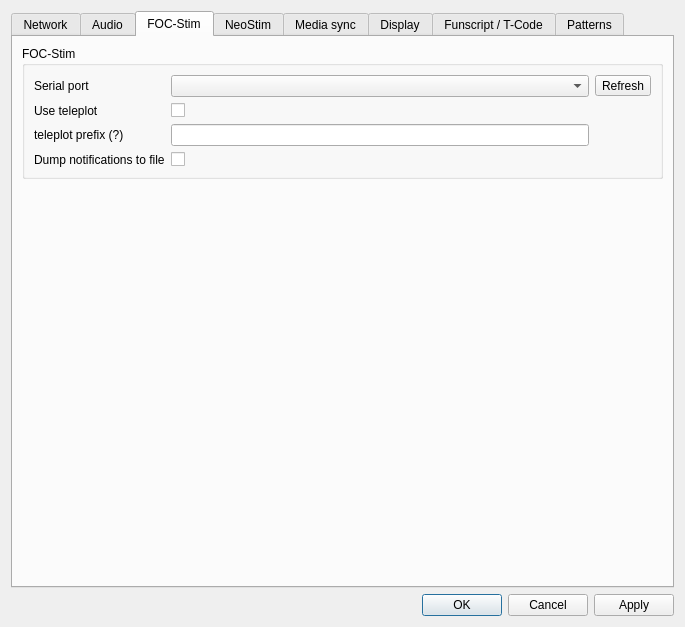
Qt form designer/preferencesdialog.ui (diglet48/restim) before a commit.
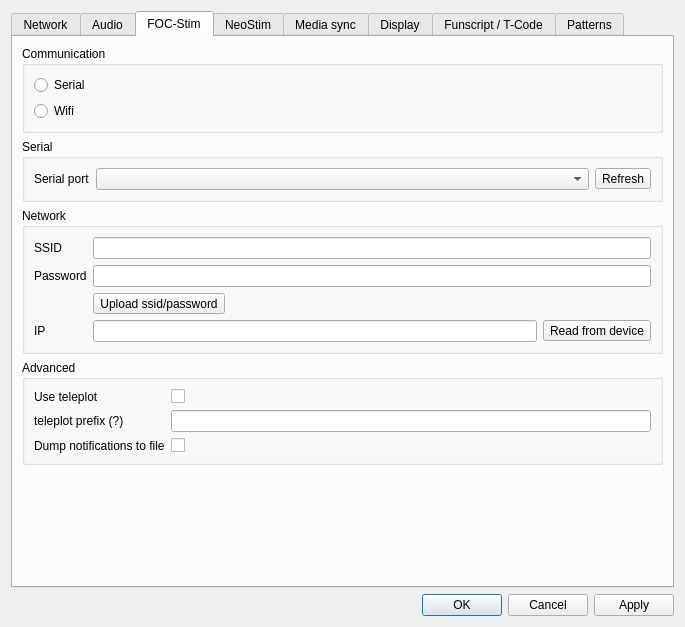
The same form after that commit. Icons and pictures are not drawn. Custom widgets are drawn as their Qt base class.

Commit message: Implement wifi configuration for V4

The edit to the form file:
```diff
--- a/designer/preferencesdialog.ui
+++ b/designer/preferencesdialog.ui
@@ -385,23 +385,136 @@
        <string>FOC-Stim</string>
       </attribute>
       <layout class="QVBoxLayout" name="verticalLayout_5">
+       <item>
+        <widget class="QGroupBox" name="groupBox_11">
+         <property name="title">
+          <string>Communication</string>
+         </property>
+         <layout class="QFormLayout" name="formLayout_10">
+          <item row="0" column="0">
+           <widget class="QRadioButton" name="focstim_radio_serial">
+            <property name="text">
+             <string>Serial</string>
+            </property>
+           </widget>
+          </item>
+          <item row="1" column="0">
+           <widget class="QRadioButton" name="focstim_radio_wifi">
+            <property name="text">
+             <string>Wifi</string>
+            </property>
+           </widget>
+          </item>
+         </layout>
+        </widget>
+       </item>
        <item>
         <widget class="QGroupBox" name="groupBox_8">
          <property name="title">
-          <string>FOC-Stim</string>
+          <string>Serial</string>
          </property>
          <layout class="QGridLayout" name="gridLayout_5">
-          <item row="2" column="2">
-           <widget class="QLineEdit" name="focstim_teleplot_prefix"/>
+          <item row="0" column="0">
+           <widget class="QLabel" name="label_14">
+            <property name="text">
+             <string>Serial port</string>
+            </property>
+           </widget>
           </item>
-          <item row="1" column="2">
+          <item row="0" column="2">
+           <widget class="QComboBox" name="focstim_port">
+            <property name="sizePolicy">
+             <sizepolicy hsizetype="Expanding" vsizetype="Fixed">
+              <horstretch>0</horstretch>
+              <verstretch>0</verstretch>
+             </sizepolicy>
+            </property>
+           </widget>
+          </item>
+          <item row="0" column="3">
+           <widget class="QToolButton" name="focstim_refresh_serial_devices">
+            <property name="text">
+             <string>Refresh</string>
+            </property>
+           </widget>
+          </item>
+         </layout>
+        </widget>
+       </item>
+       <item>
+        <widget class="QGroupBox" name="groupBox_10">
+         <property name="title">
+          <string>Network</string>
+         </property>
+         <layout class="QGridLayout" name="gridLayout_7">
+          <item row="0" column="1" colspan="2">
+           <widget class="QLineEdit" name="focstim_ssid"/>
+          </item>
+          <item row="2" column="1">
+           <widget class="QToolButton" name="focstim_sync">
+            <property name="text">
+             <string>Upload ssid/password</string>
+            </property>
+           </widget>
+          </item>
+          <item row="1" column="0">
+           <widget class="QLabel" name="label_21">
+            <property name="text">
+             <string>Password</string>
+            </property>
+           </widget>
+          </item>
+          <item row="1" column="1" colspan="2">
+           <widget class="QLineEdit" name="focstim_password"/>
+          </item>
+          <item row="0" column="0">
+           <widget class="QLabel" name="label_20">
+            <property name="text">
+             <string>SSID</string>
+            </property>
+           </widget>
+          </item>
+          <item row="4" column="1">
+           <widget class="QLineEdit" name="focstim_ip"/>
+          </item>
+          <item row="4" column="0">
+           <widget class="QLabel" name="label_22">
+            <property name="text">
+             <string>IP</string>
+            </property>
+           </widget>
+          </item>
+          <item row="4" column="2">
+           <widget class="QToolButton" name="focstim_read_ip">
+            <property name="text">
+             <string>Read from device</string>
+            </property>
+           </widget>
+          </item>
+         </layout>
+        </widget>
+       </item>
+       <item>
+        <widget class="QGroupBox" name="groupBox_9">
+         <property name="title">
+          <string>Advanced</string>
+         </property>
+         <layout class="QFormLayout" name="formLayout_8">
+          <item row="0" column="0">
+           <widget class="QLabel" name="label_15">
+            <property name="text">
+             <string>Use teleplot</string>
+            </property>
+           </widget>
+          </item>
+          <item row="0" column="1">
            <widget class="QCheckBox" name="focstim_use_teleplot">
             <property name="text">
              <string/>
             </property>
            </widget>
           </item>
-          <item row="2" column="0">
+          <item row="1" column="0">
            <widget class="QLabel" name="label_16">
             <property name="toolTip">
              <string>Useful if you have multiple FOC-Stim boxes</string>
@@ -411,45 +524,17 @@
             </property>
            </widget>
           </item>
-          <item row="0" column="3">
-           <widget class="QToolButton" name="refresh_serial_devices">
-            <property name="text">
-             <string>Refresh</string>
-            </property>
-           </widget>
+          <item row="1" column="1">
+           <widget class="QLineEdit" name="focstim_teleplot_prefix"/>
           </item>
-          <item row="3" column="0">
+          <item row="2" column="0">
            <widget class="QLabel" name="label_18">
             <property name="text">
              <string>Dump notifications to file</string>
             </property>
            </widget>
           </item>
-          <item row="0" column="2">
-           <widget class="QComboBox" name="focstim_port">
-            <property name="sizePolicy">
-             <sizepolicy hsizetype="Expanding" vsizetype="Fixed">
-              <horstretch>0</horstretch>
-              <verstretch>0</verstretch>
-             </sizepolicy>
-            </property>
-           </widget>
-          </item>
-          <item row="1" column="0">
-           <widget class="QLabel" name="label_15">
-            <property name="text">
-             <string>Use teleplot</string>
-            </property>
-           </widget>
-          </item>
-          <item row="0" column="0">
-           <widget class="QLabel" name="label_14">
-            <property name="text">
-             <string>Serial port</string>
-            </property>
-           </widget>
-          </item>
-          <item row="3" column="2">
+          <item row="2" column="1">
            <widget class="QCheckBox" name="focstim_dump_notifications">
             <property name="text">
              <string/>
```
Left out of the diff: 48 changed lines with no effect on the pictures. The commit also changes 12 other files.
